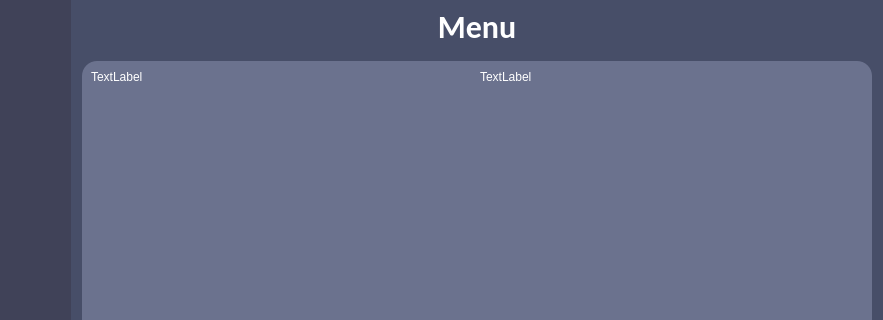
Before: the Qt Designer form GUI/Interfaces/MainWindow_Interface.ui in PrzemekBort/AssetsWallet, drawn with Qt 5; both pictures show x 0 to 883 and y 0 to 320 of the 883 by 734 pixel window.
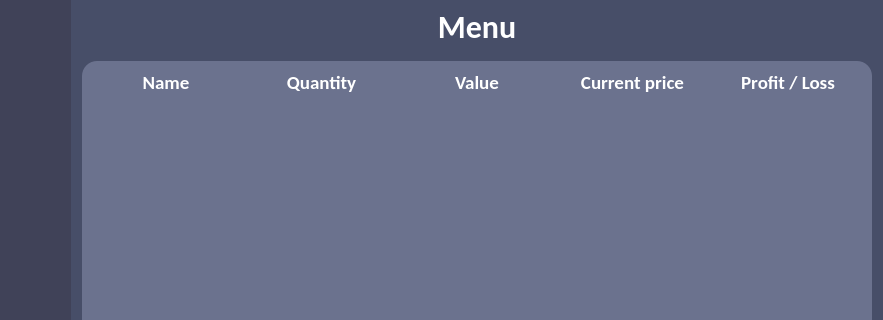
After: the same form once the commit is applied. The open tabs and pages were chosen to show the change. Icons and pictures are not drawn.

Commit message: CHANGES IN LAYOUT OF MAINWINDOW - Add labels to pages

```diff
--- a/GUI/Interfaces/MainWindow_Interface.ui
+++ b/GUI/Interfaces/MainWindow_Interface.ui
@@ -1645,20 +1645,133 @@
                  <enum>QFrame::Raised</enum>
                 </property>
                 <layout class="QHBoxLayout" name="horizontalLayout_12">
-                 <property name="bottomMargin">
-                  <number>0</number>
-                 </property>
                  <item>
-                  <widget class="QLabel" name="label_8">
+                  <widget class="QLabel" name="labelSharesName">
+                   <property name="sizePolicy">
+                    <sizepolicy hsizetype="Preferred" vsizetype="Maximum">
+                     <horstretch>0</horstretch>
+                     <verstretch>0</verstretch>
+                    </sizepolicy>
+                   </property>
+                   <property name="font">
+                    <font>
+                     <family>Calibri</family>
+                     <pointsize>14</pointsize>
+                     <weight>75</weight>
+                     <italic>false</italic>
+                     <bold>true</bold>
+                     <underline>false</underline>
+                     <strikeout>false</strikeout>
+                     <kerning>true</kerning>
+                    </font>
+                   </property>
                    <property name="text">
-                    <string>TextLabel</string>
+                    <string>Name</string>
                    </property>
+                   <property name="alignment">
+                    <set>Qt::AlignCenter</set>
+                   </property>
                   </widget>
                  </item>
                  <item>
-                  <widget class="QLabel" name="label_9">
+                  <widget class="QLabel" name="labelSharesQuantity">
+                   <property name="sizePolicy">
+                    <sizepolicy hsizetype="Preferred" vsizetype="Maximum">
+                     <horstretch>0</horstretch>
+                     <verstretch>0</verstretch>
+                    </sizepolicy>
+                   </property>
+                   <property name="font">
+                    <font>
+                     <family>Calibri</family>
+                     <pointsize>14</pointsize>
+                     <weight>75</weight>
+                     <italic>false</italic>
+                     <bold>true</bold>
+                     <underline>false</underline>
+                     <strikeout>false</strikeout>
+                     <kerning>true</kerning>
+                    </font>
+                   </property>
                    <property name="text">
-                    <string>TextLabel</string>
+                    <string>Quantity</string>
+                   </property>
+                   <property name="alignment">
+                    <set>Qt::AlignCenter</set>
+                   </property>
+                  </widget>
+                 </item>
+                 <item>
+                  <widget class="QLabel" name="labelSharesValue">
+                   <property name="sizePolicy">
+                    <sizepolicy hsizetype="Preferred" vsizetype="Maximum">
+                     <horstretch>0</horstretch>
+                     <verstretch>0</verstretch>
+                    </sizepolicy>
+                   </property>
+                   <property name="font">
+                    <font>
+                     <family>Calibri</family>
+                     <pointsize>14</pointsize>
+                     <weight>75</weight>
+                     <italic>false</italic>
+                     <bold>true</bold>
+                     <underline>false</underline>
+                     <strikeout>false</strikeout>
+                     <kerning>true</kerning>
+                    </font>
+                   </property>
+                   <property name="text">
+                    <string>Value</string>
+                   </property>
+                   <property name="alignment">
+                    <set>Qt::AlignCenter</set>
+                   </property>
+                  </widget>
+                 </item>
+                 <item>
+                  <widget class="QLabel" name="labelSharesCurrentPrice">
+                   <property name="font">
+                    <font>
+                     <family>Calibri</family>
+                     <pointsize>14</pointsize>
+                     <weight>75</weight>
+                     <bold>true</bold>
+                    </font>
+                   </property>
+                   <property name="text">
+                    <string>Current price</string>
+                   </property>
+                   <property name="alignment">
+                    <set>Qt::AlignCenter</set>
+                   </property>
+                  </widget>
+                 </item>
+                 <item>
+                  <widget class="QLabel" name="labelSharesProfitLoss">
+                   <property name="sizePolicy">
+                    <sizepolicy hsizetype="Preferred" vsizetype="Maximum">
+                     <horstretch>0</horstretch>
+                     <verstretch>0</verstretch>
+                    </sizepolicy>
+                   </property>
+                   <property name="font">
+                    <font>
+                     <family>Calibri</family>
+                     <pointsize>14</pointsize>
+                     <weight>75</weight>
+                     <italic>false</italic>
+                     <bold>true</bold>
+                     <underline>false</underline>
+                     <strikeout>false</strikeout>
+                     <kerning>true</kerning>
+                    </font>
+                   </property>
+                   <property name="text">
+                    <string>Profit / Loss</string>
+                   </property>
+                   <property name="alignment">
+                    <set>Qt::AlignCenter</set>
                    </property>
                   </widget>
                  </item>
@@ -1714,8 +1827,8 @@
                      <rect>
                       <x>0</x>
                       <y>0</y>
-                      <width>100</width>
-                      <height>30</height>
+                      <width>790</width>
+                      <height>535</height>
                      </rect>
                     </property>
                     <layout class="QVBoxLayout" name="verticalLayout_22">
```
Left out of the diff: 197 changed lines with no effect on the pictures. The commit also changes 4 other files.
